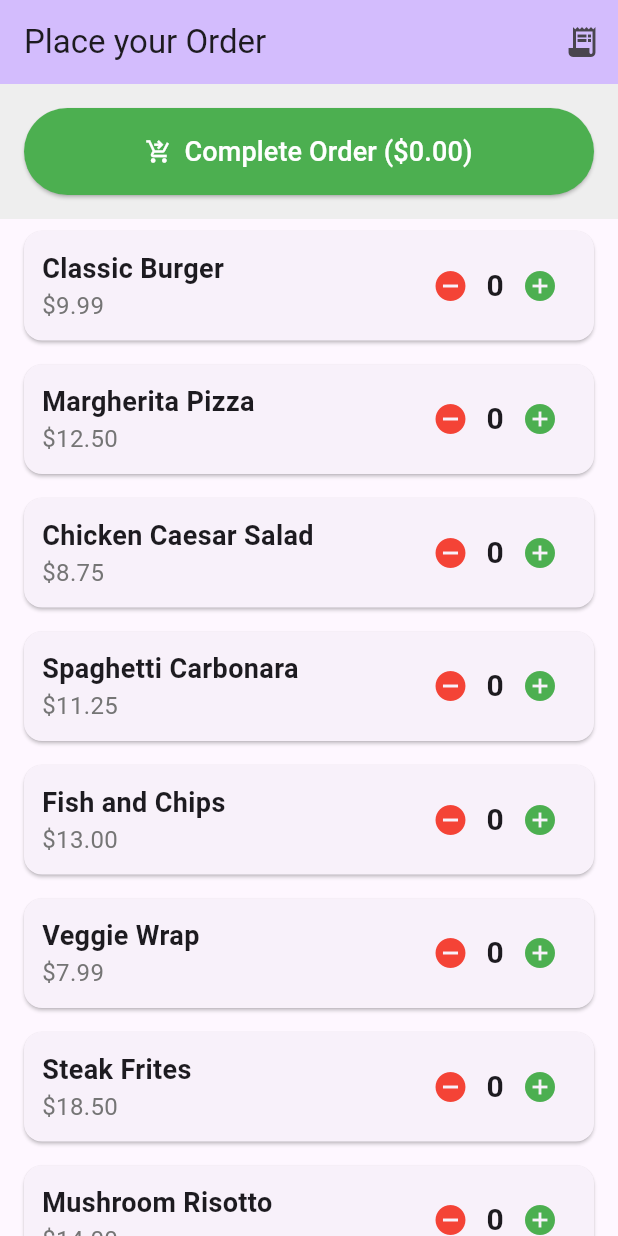
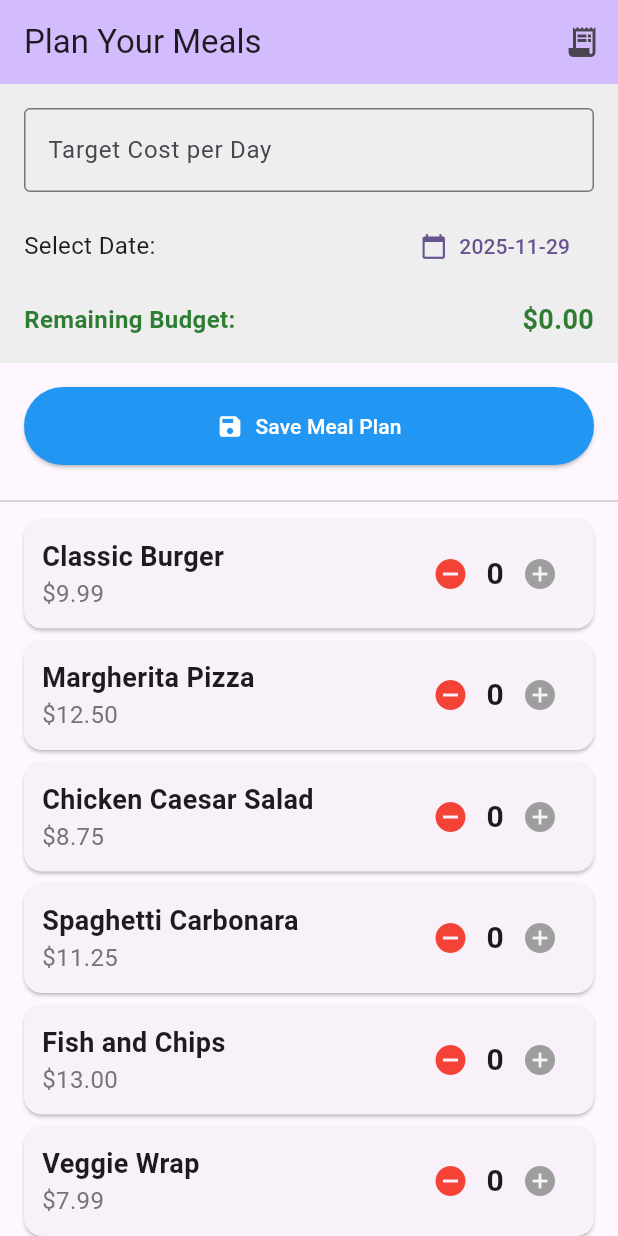
Before and after one commit to Honsoloberg/Mobile_App_Dev_Assignment3, a Flutter app: the screen it shows after launch, on a phone screen of 412 x 824 dp. Run offline on Flutter 3.47's test engine with Material 3 defaults, Android fonts, the phone set to English and light mode, and no system bars; our stand-ins replace sqflite; accounts and stored records are empty.

Commit message:
Added Missing Feature

```diff
--- a/lib/main.dart
+++ b/lib/main.dart
@@ -13,9 +13,9 @@ class MyApp extends StatelessWidget {
   @override
   Widget build(BuildContext context) {
     return MaterialApp(
-      title: 'Flutter Demo',
+      title: 'Meal Planner',
       theme: ThemeData(
-        colorScheme: .fromSeed(seedColor: Colors.deepPurple),
+        colorScheme: ColorScheme.fromSeed(seedColor: Colors.deepPurple),
       ),
       home: const MyHomePage(title: 'Flutter Demo Home Page'),
     );
@@ -37,13 +37,16 @@ class MyHomePage extends StatefulWidget {
 
 
 class _MyHomePageState extends State<MyHomePage> {
-  final db = DatabaseHelper.instance;
+  // --- STATE FOR BUDGETING & ORDERING ---
 
+  final TextEditingController _targetCostController = TextEditingController();
+  DateTime _selectedDate = DateTime.now();
+
+  List<Item> _foodItems = [];
+  bool _isLoading = true;
   final Map<int, int> _orderQuantities = {};
-  List<Item> _foodItems = [];
-  bool _isLoading = false;
 
-  // --- Database Setup and Loading ---
+  // --- APP SETUP ---
 
   @override
   void initState() {
@@ -52,29 +55,63 @@ class _MyHomePageState extends State<MyHomePage> {
   }
 
   Future<void> _fetchFoodItems() async {
-    setState(() {
-      _isLoading = true;
-    });
-
-    final items = await db.fetchItems();
+    setState(() { _isLoading = true; });
+    final items = await DatabaseHelper.instance.fetchItems();
     setState(() {
       _foodItems = items;
       _isLoading = false;
     });
   }
 
+  @override
+  void dispose() {
+    _targetCostController.dispose();
+    super.dispose();
+  }
+
+  // --- BUDGET CALCULATION LOGIC ---
+
+  double get _targetCost {
+    // Safely parse the text from the controller into a double.
+    return double.tryParse(_targetCostController.text) ?? 0.0;
+  }
+
+  double get _currentCost {
+    double total = 0.0;
+    _orderQuantities.forEach((foodId, quantity) {
+      final food = _foodItems.firstWhere((item) => item.id == foodId);
+      total += food.price * quantity;
+    });
+    return total;
+  }
+
+  double get _remainingBudget {
+    return _targetCost - _currentCost;
+  }
+
   // --- UI LOGIC ---
 
-  void _increaseQuantity(int foodId) {
+  void _increaseQuantity(Item food) {
+    if (_targetCost <= 0) {
+      ScaffoldMessenger.of(context).showSnackBar(
+        const SnackBar(content: Text('Please set a target cost first!')),
+      );
+      return;
+    }
+    if (_remainingBudget < food.price) {
+      ScaffoldMessenger.of(context).showSnackBar(
+        const SnackBar(content: Text('Cannot add item. It exceeds the remaining budget!')),
+      );
+      return;
+    }
     setState(() {
-      _orderQuantities[foodId] = (_orderQuantities[foodId] ?? 0) + 1;
+      _orderQuantities[food.id!] = (_orderQuantities[food.id!] ?? 0) + 1;
     });
   }
 
   void _decreaseQuantity(int foodId) {
     setState(() {
-      if (_orderQuantities.containsKey(foodId) &&
-          _orderQuantities[foodId]! > 1) {
+      if ((_orderQuantities[foodId] ?? 0) > 1) {
         _orderQuantities[foodId] = _orderQuantities[foodId]! - 1;
       } else {
         _orderQuantities.remove(foodId);
@@ -82,60 +119,31 @@ class _MyHomePageState extends State<MyHomePage> {
     });
   }
 
-  double get _totalPrice {
-    double total = 0;
-    _orderQuantities.forEach((foodId, quantity) {
-      final food = _foodItems.firstWhere((item) => item.id == foodId);
-      total += food.price * quantity;
+  Future<void> _selectDate(BuildContext context) async {
+    final DateTime? picked = await showDatePicker(
+      context: context,
+      initialDate: _selectedDate,
+      firstDate: DateTime(2020),
+      lastDate: DateTime(2101),
+    );
+    if (picked != null && picked != _selectedDate) {
+      setState(() {
+        _selectedDate = picked;
       });
-    return total;
+    }
   }
 
-  // --- Functionality ---
-
-  Future<DateTime?> _selectDate(BuildContext context) async {
-    DateTime selectedDate = DateTime.now(); // Initial date
-    return showDialog<DateTime>(
-      context: context,
-      builder: (BuildContext context) {
-        return AlertDialog(
-          title: const Text('Select Order Date'),
-          content: SizedBox(
-            width: 300,
-            height: 300,
-            child: CalendarDatePicker(
-              initialDate: selectedDate,
-              firstDate: DateTime(2020), // A reasonable earliest date
-              lastDate: DateTime(2101),   // A reasonable latest date
-              onDateChanged: (DateTime date) {
-                selectedDate = date; // Update the selected date when user taps
-              },
-            ),
-          ),
-          actions: <Widget>[
-            TextButton(
-              child: const Text('Cancel'),
-              onPressed: () {
-                Navigator.of(context).pop(); // Return null
-              },
-            ),
-            TextButton(
-              child: const Text('OK'),
-              onPressed: () {
-                Navigator.of(context).pop(selectedDate); // Return the selected date
-              },
-            ),
-          ],
-        );
-      },
-    );
-  }
+  // --- DATABASE METHODS ---
 
   Future<void> _completeOrder() async {
+    if (_targetCost <= 0) {
+      ScaffoldMessenger.of(context).showSnackBar(
+          const SnackBar(content: Text('Please enter a valid target cost.')));
+      return;
+    }
     if (_orderQuantities.isEmpty) {
       ScaffoldMessenger.of(context).showSnackBar(
-          const SnackBar(content: Text('Your order is empty!'))
-      );
+          const SnackBar(content: Text('Your order is empty!')));
       return;
     }
 
@@ -145,31 +153,30 @@ class _MyHomePageState extends State<MyHomePage> {
       orderItems.add(item);
     });
 
-    final selectedDate = await _selectDate(context);
-
-    if (selectedDate == null) {
-      ScaffoldMessenger.of(context).showSnackBar(
-          const SnackBar(content: Text('A date must be selected'))
-      );
-      return;
-    }
+    final date = DateFormat("yyyy-MM-dd").format(_selectedDate);
 
     try {
-      final date = DateFormat("yyyy-MM-dd").format(selectedDate);
-      final newOrderId = await db.insertOrder(orderItems, _orderQuantities, date, _totalPrice);
+      final newOrderId = await DatabaseHelper.instance.insertOrder(
+        orderItems,
+        _orderQuantities,
+        date,
+        _targetCost,
+      );
 
-      if(!mounted) return;
+      if (!mounted) return;
       showDialog(
         context: context,
         builder: (context) => AlertDialog(
-          title: const Text('Order Complete'),
-          content: Text('Your Order (ID: $newOrderId) has been placed successfully. Your Total is \$${_totalPrice.toStringAsFixed(2)}'),
+          title: const Text('Meal Plan Saved'),
+          content: Text(
+              'Your meal plan (ID: $newOrderId) for ${DateFormat('yyyy-MM-dd').format(_selectedDate)} has been saved with a target cost of \$${_targetCost.toStringAsFixed(2)}.'),
           actions: <Widget>[
             TextButton(
               child: const Text('OK'),
               onPressed: () {
                 setState(() {
                   _orderQuantities.clear();
+                  _targetCostController.clear();
                 });
                 Navigator.of(context).pop();
               },
@@ -177,25 +184,25 @@ class _MyHomePageState extends State<MyHomePage> {
           ],
         ),
       );
-    }catch (e){
-      if(!mounted) return;
+    } catch (e) {
+      if (!mounted) return;
       ScaffoldMessenger.of(context).showSnackBar(
-        SnackBar(content: Text('Error completing order: $e'))
-      );
+          SnackBar(content: Text('Error completing order: $e')));
     }
   }
 
+  // --- BUILD METHOD ---
+
   @override
   Widget build(BuildContext context) {
-
     return Scaffold(
       appBar: AppBar(
-        title: const Text('Place your Order'),
+        title: const Text('Plan Your Meals'),
         backgroundColor: Theme.of(context).colorScheme.inversePrimary,
         actions: [
           IconButton(
             icon: const Icon(Icons.receipt_long),
-            tooltip: 'View Orders',
+            tooltip: 'View Past Orders',
             onPressed: () {
               Navigator.of(context).push(
                 MaterialPageRoute(builder: (context) => const OrdersScreen()),
@@ -205,38 +212,87 @@ class _MyHomePageState extends State<MyHomePage> {
         ],
       ),
       body: Column(
-        //"Complete Order" Button
         children: [
           Container(
-            width: double.infinity,
             padding: const EdgeInsets.all(16.0),
             color: Colors.grey[200],
+            child: Column(
+              crossAxisAlignment: CrossAxisAlignment.start,
+              children: [
+                TextField(
+                  controller: _targetCostController,
+                  decoration: const InputDecoration(
+                    labelText: 'Target Cost per Day',
+                    prefixText: '\$',
+                    border: OutlineInputBorder(),
+                  ),
+                  keyboardType: const TextInputType.numberWithOptions(decimal: true),
+                  onChanged: (value) => setState(() {}), // Rebuild to update budget
+                ),
+                const SizedBox(height: 12),
+                Row(
+                  mainAxisAlignment: MainAxisAlignment.spaceBetween,
+                  children: [
+                    const Text('Select Date:', style: TextStyle(fontSize: 16)),
+                    TextButton.icon(
+                      icon: const Icon(Icons.calendar_today),
+                      label: Text(DateFormat('yyyy-MM-dd').format(_selectedDate)),
+                      onPressed: () => _selectDate(context),
+                    ),
+                  ],
+                ),
+                const SizedBox(height: 12),
+                Row(
+                  mainAxisAlignment: MainAxisAlignment.spaceBetween,
+                  children: [
+                    Text(
+                      'Remaining Budget:',
+                      style: TextStyle(fontSize: 16, fontWeight: FontWeight.bold, color: _remainingBudget < 0 ? Colors.red : Colors.green[800]),
+                    ),
+                    Text(
+                      '\$${_remainingBudget.toStringAsFixed(2)}',
+                      style: TextStyle(fontSize: 18, fontWeight: FontWeight.bold, color: _remainingBudget < 0 ? Colors.red : Colors.green[800]),
+                    ),
+                  ],
+                ),
+              ],
+            ),
+          ),
+
+          // --- SAVE BUTTON ---
+          Padding(
+            padding: const EdgeInsets.all(16.0),
+            child: SizedBox(
+              width: double.infinity,
               child: ElevatedButton.icon(
                 onPressed: _completeOrder,
-              icon: const Icon(Icons.shopping_cart_checkout),
-              label: Text(
-                'Complete Order (\$${_totalPrice.toStringAsFixed(2)})',
-                style: const TextStyle(fontSize: 18.0),
-              ),
+                icon: const Icon(Icons.save),
+                label: const Text('Save Meal Plan'),
                 style: ElevatedButton.styleFrom(
-                padding: const EdgeInsets.symmetric(vertical: 16.0),
-                backgroundColor: Colors.green,
+                  padding: const EdgeInsets.symmetric(vertical: 16),
+                  backgroundColor: Colors.blue,
                   foregroundColor: Colors.white,
                 ),
               ),
             ),
-          //List of all available food items
+          ),
+
+          const Divider(),
+
+          // --- FOOD LIST ---
           Expanded(
             child: _isLoading
                 ? const Center(child: CircularProgressIndicator())
                 : ListView.builder(
               itemCount: _foodItems.length,
-                    itemBuilder: (context, index){
+              itemBuilder: (context, index) {
                 final food = _foodItems[index];
-                      final quantity = _orderQuantities[food.id] ?? 0;
+                final quantity = _orderQuantities[food.id!] ?? 0;
+                // Determine if adding another of this item is possible
+                final canAddItem = _remainingBudget >= food.price;
 
                 return Card(
-                        margin: const EdgeInsets.symmetric(horizontal: 16, vertical: 8),
+                  margin: const EdgeInsets.symmetric(horizontal: 16, vertical: 4),
                   child: Padding(
                     padding: const EdgeInsets.all(12.0),
                     child: Row(
@@ -246,34 +302,23 @@ class _MyHomePageState extends State<MyHomePage> {
                           child: Column(
                             crossAxisAlignment: CrossAxisAlignment.start,
                             children: [
-                                    Text(
-                                      food.name,
-                                      style: const TextStyle(
-                                        fontSize: 18,
-                                        fontWeight: FontWeight.bold,
-                                      ),
-                                    ),
-                                    Text(
-                                      '\$${food.price.toStringAsFixed(2)}',
-                                      style: TextStyle(fontSize: 16, color: Colors.grey[600]),
-                                    ),
+                              Text(food.name, style: const TextStyle(fontSize: 18, fontWeight: FontWeight.bold)),
+                              Text('\$${food.price.toStringAsFixed(2)}', style: TextStyle(fontSize: 16, color: Colors.grey[600])),
                             ],
                           ),
                         ),
-                              //Quantity Controls
+                        // Quantity Controls
                         Row(
                           children: [
                             IconButton(
                               icon: const Icon(Icons.remove_circle, color: Colors.red),
                               onPressed: quantity > 0 ? () => _decreaseQuantity(food.id!) : null,
                             ),
-                                  Text(
-                                    '$quantity',
-                                    style: const TextStyle(fontSize: 20, fontWeight: FontWeight.bold),
-                                  ),
+                            Text('$quantity', style: const TextStyle(fontSize: 20, fontWeight: FontWeight.bold)),
+                            // **CRITICAL UI CHANGE**: Disable button if budget is insufficient
                             IconButton(
-                                    icon: const Icon(Icons.add_circle, color: Colors.green),
-                                    onPressed: () => _increaseQuantity(food.id!),
+                              icon: Icon(Icons.add_circle, color: canAddItem ? Colors.green : Colors.grey),
+                              onPressed: canAddItem ? () => _increaseQuantity(food) : null,
                             ),
                           ],
                         ),
@@ -281,7 +326,7 @@ class _MyHomePageState extends State<MyHomePage> {
                     ),
                   ),
                 );
-                    }
+              },
             ),
           ),
         ],
@@ -289,6 +334,7 @@ class _MyHomePageState extends State<MyHomePage> {
     );
   }
 }
+
 
 
 
```
Lines whose indentation alone changed are shown as unchanged.
